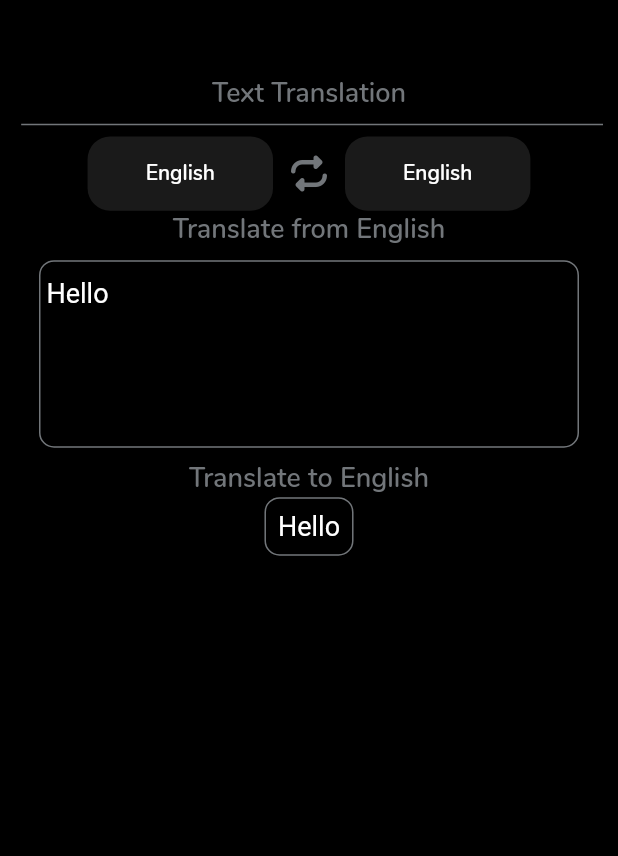
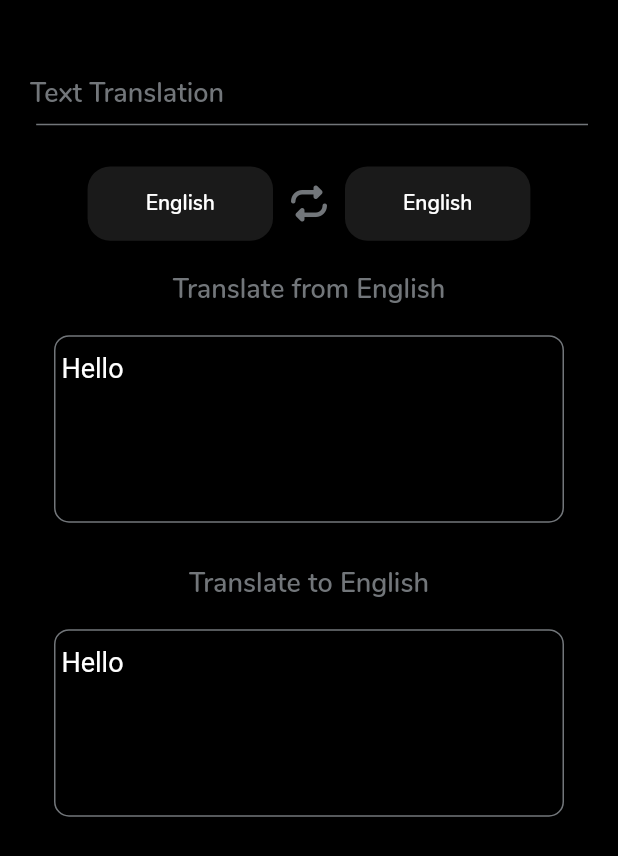
Before and after one commit to Pbonmars-20031006/translatorApp, a Flutter app: the screen it shows after launch, on a phone screen of 412 x 824 dp. Shown: the top 856 px of the screen. Run offline on Flutter 3.47's test engine with Material 2 defaults, Android fonts, the phone set to English and light mode, and no system bars; drawn by our look-alikes of auto_size_text; our stand-ins replace font_awesome_flutter.

```diff
--- a/lib/api/apis.dart
+++ b/lib/api/apis.dart
@@ -2,10 +2,10 @@ import 'dart:convert';
 import 'package:http/http.dart' as http;
 
 class ApiService {
-  final String apiKey;
-  final String apiUrl;
+  final String? apiKey;
+  final String? apiUrl;
 
-  ApiService({required this.apiKey, required this.apiUrl});
+  ApiService({this.apiKey, this.apiUrl});
 
   // Future<dynamic> getData(String path) async {
   //   final String url = 'https://text-translator2.p.rapidapi.com/getLanguages';
@@ -35,7 +35,7 @@ class ApiService {
         Uri.parse('https://text-translator2.p.rapidapi.com/getLanguages');
 
     final headers = {
-      'X-RapidAPI-Key': '3ded2c8bdfmshbe83f2e1338f87ap160047jsncf11f11d7866',
+      'X-RapidAPI-Key': 'e72c05246bmsh41091605a84bc8ep10028cjsna2db09285406',
       'X-RapidAPI-Host': 'text-translator2.p.rapidapi.com',
     };
 
@@ -59,7 +59,7 @@ class ApiService {
 
     final headers = {
       'content-type': 'application/x-www-form-urlencoded',
-      'X-RapidAPI-Key': '3ded2c8bdfmshbe83f2e1338f87ap160047jsncf11f11d7866',
+      'X-RapidAPI-Key': 'e72c05246bmsh41091605a84bc8ep10028cjsna2db09285406',
       'X-RapidAPI-Host': 'text-translator2.p.rapidapi.com',
     };
 
--- a/lib/screens/home_screen.dart
+++ b/lib/screens/home_screen.dart
@@ -24,7 +24,8 @@ class _homeScreenState extends State<homeScreen> {
   String selectedCode1 = "en";
   String selectedLanguage2 = "English";
   String selectedCode2 = "en";
-
+  TextEditingController txt = TextEditingController();
+  TextEditingController txt2 = TextEditingController();
   void handleLanguageSelected(String language, String code) {
     setState(() {
       selectedLanguage1 = language;
@@ -43,6 +44,14 @@ class _homeScreenState extends State<homeScreen> {
     setState(() {
       outputText = value;
     });
+  }
+
+  @override
+  void initState() {
+    // TODO: implement initState
+    txt.text = "Hello";
+    txt2.text = "Hello";
+    super.initState();
   }
 
   final ApiService apiService = ApiService(
@@ -67,6 +76,7 @@ class _homeScreenState extends State<homeScreen> {
           await apiService.fetchData(input, selectedCode1, selectedCode2);
       setState(() {
         outputText = responseData;
+        txt2.text = responseData;
       });
     } catch (error) {
       print('Error: $error');
@@ -80,22 +90,33 @@ class _homeScreenState extends State<homeScreen> {
       backgroundColor: Colors.black,
       body: Container(
         child: Padding(
-          padding: const EdgeInsets.fromLTRB(10, 50, 10, 10),
+          padding: const EdgeInsets.fromLTRB(20, 50, 20, 10),
           child: Column(children: [
-            Container(
-              child: AutoSizeText(
+            Padding(
+              padding: const EdgeInsets.fromLTRB(0, 0, 0, 20),
+              child: Column(
+                children: [
+                  Row(
+                    mainAxisAlignment: MainAxisAlignment.start,
+                    children: const [
+                      AutoSizeText(
                         "Text Translation",
                         style: TextStyle(
                             fontFamily: "nunito",
                             fontSize: 18,
                             color: Color(0xff72767a)),
                       ),
+                    ],
                   ),
                   Divider(
                     color: Color(0xff72767a),
                     thickness: 1,
                     indent: size.width * 0.01,
                   ),
+                ],
+              ),
+            ),
+
             Container(
               child:
                   Row(mainAxisAlignment: MainAxisAlignment.center, children: [
@@ -103,6 +124,8 @@ class _homeScreenState extends State<homeScreen> {
                   onTap: () async {
                     await getData();
                     showModalBottomSheet(
+                        backgroundColor: Colors.transparent,
+                        enableDrag: true,
                         context: context,
                         isScrollControlled: true,
                         shape: const RoundedRectangleBorder(
@@ -134,11 +157,16 @@ class _homeScreenState extends State<homeScreen> {
                     onPressed: () {
                       String tempLang = selectedLanguage1;
                       String tempCode = selectedCode1;
+                      String tempText = txt.text;
                       setState(() {
                         selectedCode1 = selectedCode2;
                         selectedLanguage1 = selectedLanguage2;
                         selectedCode2 = tempCode;
                         selectedLanguage2 = tempLang;
+                        userInput = outputText;
+                        txt.text = txt2.text;
+                        txt2.text = tempText;
+                        //outputText = tempText;
                       });
                     },
                     icon: Icon(
@@ -149,6 +177,8 @@ class _homeScreenState extends State<homeScreen> {
                   onTap: () async {
                     await getData();
                     showModalBottomSheet(
+                        enableDrag: true,
+                        backgroundColor: Colors.transparent,
                         context: context,
                         isScrollControlled: true,
                         shape: const RoundedRectangleBorder(
@@ -156,7 +186,7 @@ class _homeScreenState extends State<homeScreen> {
                               BorderRadius.vertical(top: Radius.circular(30)),
                         ),
                         builder: (context) => bottomModalSheet(
-                              tittle: "From",
+                              tittle: "To",
                               resp: data,
                               onLanguageSelected: handleLanguageSelected2,
                             ));
@@ -178,21 +208,27 @@ class _homeScreenState extends State<homeScreen> {
                 ),
               ]),
             ),
-            AutoSizeText(
+            Padding(
+              padding: const EdgeInsets.fromLTRB(0, 20, 0, 10),
+              child: AutoSizeText(
                 "Translate from $selectedLanguage1",
                 style: TextStyle(
-                  fontFamily: "nunito", fontSize: 18, color: Color(0xff72767a)),
+                    fontFamily: "nunito",
+                    fontSize: 18,
+                    color: Color(0xff72767a)),
+              ),
             ),
             Container(
               child: CustomTextField(
+                controller: txt,
                 onTextChanged: (String value) async {
                   setState(() {
-                    userInput = value;
+                    userInput = txt.text;
                   });
                   await fetchData(userInput);
                   print(outputText);
                 },
-                initialText: inputText,
+                //initialText: inputText,
                 onChanged: (String value) {
                   setState(() {
                     userInput = value;
@@ -201,28 +237,52 @@ class _homeScreenState extends State<homeScreen> {
                 maxLines: 5,
               ),
             ),
-            AutoSizeText(
+            Padding(
+              padding: const EdgeInsets.fromLTRB(0, 20, 0, 10),
+              child: AutoSizeText(
                 "Translate to $selectedLanguage2",
                 style: TextStyle(
-                  fontFamily: "nunito", fontSize: 18, color: Color(0xff72767a)),
+                    fontFamily: "nunito",
+                    fontSize: 18,
+                    color: Color(0xff72767a)),
+              ),
             ),
             //
+            // Container(
+            //   height: size.height * 0.15,
+            //   width: size.width * 0.8,
+            //   decoration: BoxDecoration(
+            //       color: Colors.black,
+            //       borderRadius: BorderRadius.circular(10),
+            //       border: Border.all(color: Color(0xff72767a))),
+            //   child: Padding(
+            //     padding: const EdgeInsets.all(8.0),
+            //     child: AutoSizeText(
+            //       "$outputText",
+            //       style: TextStyle(color: Colors.white, fontSize: 18),
+            //       maxLines: 5,
+            //     ),
+            //   ),
+            // )
             Container(
-              // height: size.height * 0.2,
-              // width: size.width * 0.9,
-              decoration: BoxDecoration(
-                  color: Colors.black,
-                  borderRadius: BorderRadius.circular(10),
-                  border: Border.all(color: Color(0xff72767a))),
-              child: Padding(
-                padding: const EdgeInsets.all(8.0),
-                child: AutoSizeText(
-                  "$outputText",
-                  style: TextStyle(color: Colors.white, fontSize: 18),
+              child: CustomTextField(
+                controller: txt2,
+                onTextChanged: (String value) async {
+                  setState(() {
+                    outputText = txt2.text;
+                  });
+                  await fetchData(outputText);
+                  print(inputText);
+                },
+                //initialText: inputText,
+                onChanged: (String value) {
+                  setState(() {
+                    userInput = value;
+                  });
+                },
                 maxLines: 5,
               ),
             ),
-            )
           ]),
         ),
       ),
--- a/lib/widgets/customTextField.dart
+++ b/lib/widgets/customTextField.dart
@@ -29,6 +29,7 @@ class CustomTextField extends StatelessWidget {
     this.cursorcolor,
     this.autoCorrect = false,
     this.enblsug = false,
+    required this.controller,
   }) : super(key: key);
   final Function onChanged;
   final Function? validator;
@@ -55,6 +56,7 @@ class CustomTextField extends StatelessWidget {
   final bool autoCorrect;
   final bool enblsug;
   final bool autofocus;
+  final TextEditingController controller;
 
   @override
   Widget build(BuildContext context) {
@@ -68,6 +70,7 @@ class CustomTextField extends StatelessWidget {
       decoration: BoxDecoration(borderRadius: BorderRadius.circular(8)),
       margin: const EdgeInsets.symmetric(horizontal: 16, vertical: 8),
       child: TextFormField(
+          controller: controller,
           autofocus: autofocus,
           autocorrect: autoCorrect,
           enableSuggestions: enblsug,
--- a/pubspec.yaml
+++ b/pubspec.yaml
@@ -39,6 +39,7 @@ dependencies:
   google_fonts: ^4.0.4
   font_awesome_flutter: ^10.4.0
   http: ^0.13.6
+  dash_flags: ^0.1.1
 
 dev_dependencies:
   flutter_test:
```
Also changed, not shown: lib/widgets/bottom_modalsheet.dart (+59 -9 lines), lib/widgets/card.dart (+6 -3 lines). Lines whose indentation alone changed are shown as unchanged.
